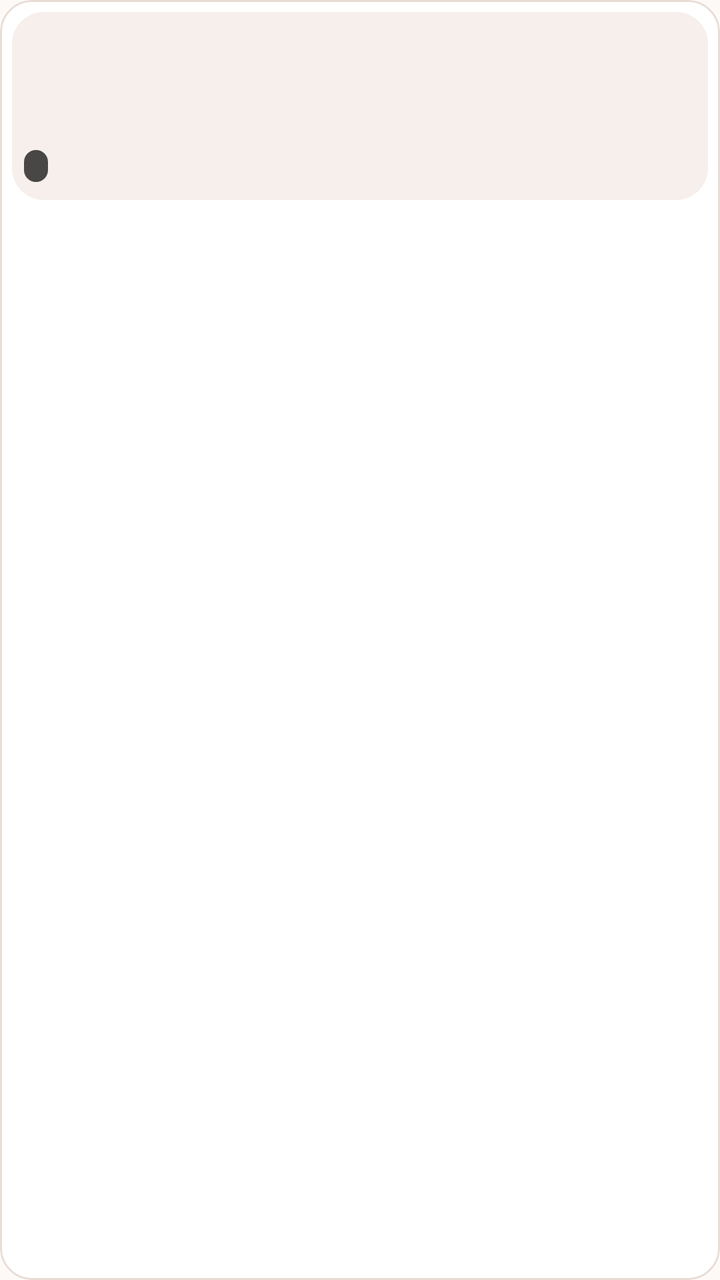
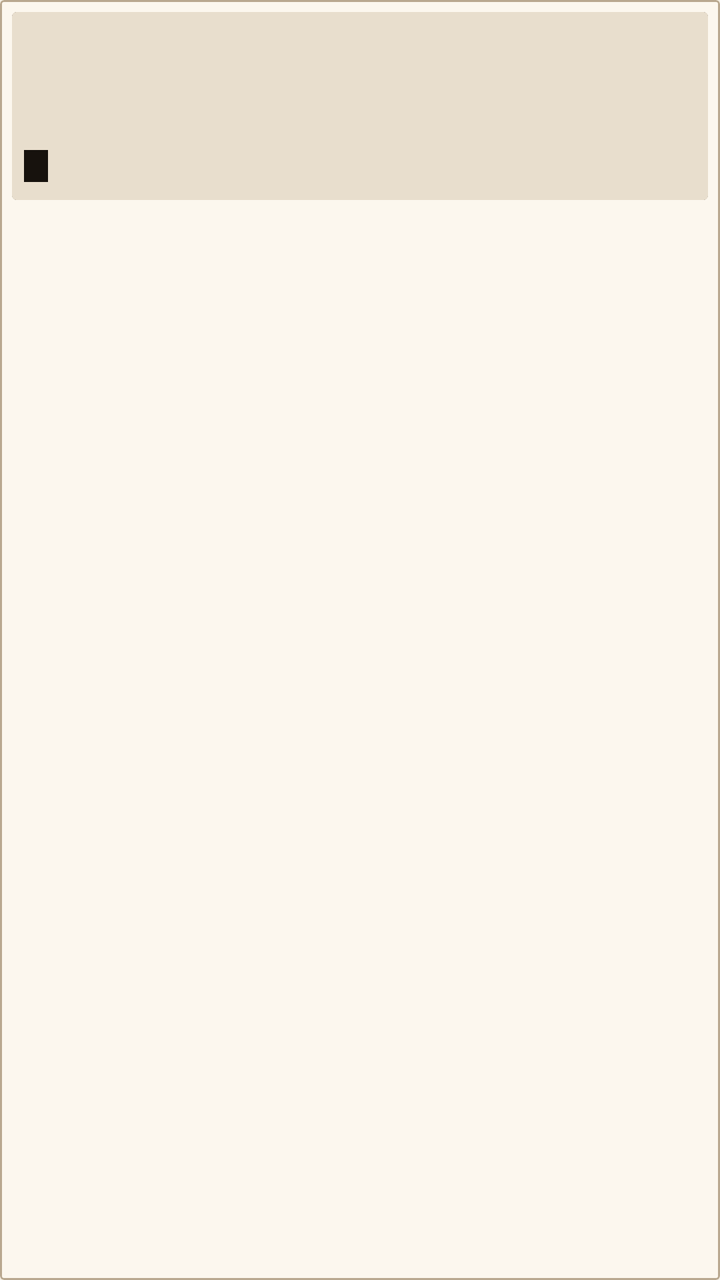

An Android layout rendered at two revisions. The XML below is the earlier revision; the diff shows what the commit changed to produce the second picture.
<!-- AndroidManifest.xml: application theme Theme.BiliDiy -->
<!-- res/layout/item_history.xml -->
<?xml version="1.0" encoding="utf-8"?>
<com.google.android.material.card.MaterialCardView xmlns:android="http://schemas.android.com/apk/res/android"
    xmlns:app="http://schemas.android.com/apk/res-auto"
    style="@style/Widget.BiliDiy.Card"
    android:layout_width="168dp"
    android:layout_height="wrap_content"
    android:layout_marginEnd="10dp"
    android:layout_marginBottom="2dp"
    android:clickable="true"
    android:focusable="true"
    app:cardCornerRadius="16dp"
    app:rippleColor="@color/pinkLight">

    <LinearLayout
        android:layout_width="match_parent"
        android:layout_height="wrap_content"
        android:orientation="vertical"
        android:padding="6dp">

        <FrameLayout
            android:layout_width="match_parent"
            android:layout_height="94dp"
            android:background="@drawable/bg_cover_frame"
            android:clipToOutline="true">

            <com.google.android.material.imageview.ShapeableImageView
                android:id="@+id/ivCover"
                android:layout_width="match_parent"
                android:layout_height="match_parent"
                android:background="@color/surfaceDeep"
                android:contentDescription="@null"
                android:scaleType="centerCrop"
                app:shapeAppearanceOverlay="@style/RoundedCoverSmall" />

            <TextView
                android:id="@+id/tvPos"
                android:layout_width="wrap_content"
                android:layout_height="wrap_content"
                android:layout_gravity="bottom|start"
                android:layout_marginStart="6dp"
                android:layout_marginBottom="9dp"
                android:background="@drawable/bg_badge"
                android:ellipsize="end"
                android:maxLines="1"
                android:paddingStart="6dp"
                android:paddingTop="2dp"
                android:paddingEnd="6dp"
                android:paddingBottom="2dp"
                android:textColor="#FFFFFF"
                android:textSize="8.5sp" />

            <ProgressBar
                android:id="@+id/pbProgress"
                style="?android:attr/progressBarStyleHorizontal"
                android:layout_width="match_parent"
                android:layout_height="3dp"
                android:layout_gravity="bottom"
                android:max="100"
                android:progressDrawable="@drawable/progress_history"
                android:visibility="gone" />
        </FrameLayout>

        <TextView
            android:id="@+id/tvTitle"
            android:layout_width="match_parent"
            android:layout_height="wrap_content"
            android:layout_marginStart="4dp"
            android:layout_marginTop="8dp"
            android:layout_marginEnd="4dp"
            android:layout_marginBottom="4dp"
            android:ellipsize="end"
            android:lineSpacingExtra="2dp"
            android:maxLines="2"
            android:minLines="2"
            android:textColor="@color/textMain"
            android:textSize="12.5sp"
            android:textStyle="bold" />
    </LinearLayout>
</com.google.android.material.card.MaterialCardView>
<!-- resources referenced by this layout -->
<resources>
  <color name="pinkLight">@color/primaryContainer</color>
  <color name="surfaceDeep">@color/surfaceContainer</color>
  <color name="textMain">#241F1D</color>
  <!-- drawable bg_badge (drawable) -->
  <?xml version="1.0" encoding="utf-8"?>
  <shape xmlns:android="http://schemas.android.com/apk/res/android" android:shape="rectangle">
      <solid android:color="@color/badge" />
      <corners android:radius="8dp" />
  </shape>
  <!-- drawable bg_cover_frame (drawable) -->
  <?xml version="1.0" encoding="utf-8"?>
  <shape xmlns:android="http://schemas.android.com/apk/res/android" android:shape="rectangle">
      <solid android:color="@color/surfaceDeep" />
      <corners android:radius="16dp" />
  </shape>
  <!-- drawable progress_history (drawable) -->
  <?xml version="1.0" encoding="utf-8"?>
  <layer-list xmlns:android="http://schemas.android.com/apk/res/android">
      <item android:id="@android:id/background">
          <shape>
              <solid android:color="#33FFFFFF" />
              <corners android:radius="2dp" />
          </shape>
      </item>
      <item android:id="@android:id/progress">
          <clip>
              <shape>
                  <solid android:color="@color/pink" />
                  <corners android:radius="2dp" />
              </shape>
          </clip>
      </item>
  </layer-list>
  <style name="RoundedCoverSmall">
          <item name="cornerFamily">rounded</item>
          <item name="cornerSize">10dp</item>
      </style>
  <style name="Widget.BiliDiy.Card">
          <item name="cardBackgroundColor">@color/surface</item>
          <item name="cardCornerRadius">@dimen/radius_md</item>
          <item name="cardElevation">0dp</item>
          <item name="strokeWidth">@dimen/card_stroke</item>
          <item name="strokeColor">@color/line</item>
      </style>
  <color name="primaryContainer">#FBE4EB</color>
  <color name="surfaceContainer">#F6EFEC</color>
  <color name="badge">#B3000000</color>
  <color name="pink">@color/primary</color>
  <color name="surface">#FFFFFF</color>
  <dimen name="radius_md">16dp</dimen>
  <dimen name="card_stroke">1dp</dimen>
  <color name="line">#E8DCD6</color>
  <color name="primary">#C0265C</color>
  <color name="onPrimary">#FFFFFF</color>
  <color name="onPrimaryContainer">#8A1A44</color>
  <color name="peach">#8A6A12</color>
  <color name="ok">#2E7D48</color>
  <color name="textSecondary">#6B5D58</color>
  <color name="surfaceContainerHigh">#EFE5E1</color>
  <color name="bad">#C0392B</color>
  <color name="bg">#FDF9F7</color>
  <!-- unchanged entries left out for length: 1 -->
</resources>

<!-- the commit's change to res/layout/item_history.xml (unified diff, before → after) -->
@@ -8,7 +8,7 @@
     android:layout_marginBottom="2dp"
     android:clickable="true"
     android:focusable="true"
-    app:cardCornerRadius="16dp"
+    app:cardCornerRadius="2dp"
     app:rippleColor="@color/pinkLight">
 
     <LinearLayout
<!-- resource entries referenced after the edit -->
@@ -2,18 +2,19 @@
 <resources>
   <color name="pinkLight">@color/primaryContainer</color>
   <color name="surfaceDeep">@color/surfaceContainer</color>
-  <color name="textMain">#241F1D</color>
+  <color name="textMain">#17120D</color>
   <!-- drawable bg_badge (drawable) -->
   <?xml version="1.0" encoding="utf-8"?>
   <shape xmlns:android="http://schemas.android.com/apk/res/android" android:shape="rectangle">
       <solid android:color="@color/badge" />
-      <corners android:radius="8dp" />
+      <corners android:radius="0dp" />
   </shape>
   <!-- drawable bg_cover_frame (drawable) -->
   <?xml version="1.0" encoding="utf-8"?>
   <shape xmlns:android="http://schemas.android.com/apk/res/android" android:shape="rectangle">
-      <solid android:color="@color/surfaceDeep" />
-      <corners android:radius="16dp" />
+      <solid android:color="@color/surfaceContainer" />
+      <stroke android:width="1dp" android:color="@color/textMain" />
+      <corners android:radius="2dp" />
   </shape>
   <!-- drawable progress_history (drawable) -->
   <?xml version="1.0" encoding="utf-8"?>
@@ -35,32 +36,31 @@
   </layer-list>
   <style name="RoundedCoverSmall">
           <item name="cornerFamily">rounded</item>
-          <item name="cornerSize">10dp</item>
+          <item name="cornerSize">2dp</item>
       </style>
   <style name="Widget.BiliDiy.Card">
           <item name="cardBackgroundColor">@color/surface</item>
-          <item name="cardCornerRadius">@dimen/radius_md</item>
+          <item name="cardCornerRadius">2dp</item>
           <item name="cardElevation">0dp</item>
           <item name="strokeWidth">@dimen/card_stroke</item>
           <item name="strokeColor">@color/line</item>
       </style>
-  <color name="primaryContainer">#FBE4EB</color>
-  <color name="surfaceContainer">#F6EFEC</color>
-  <color name="badge">#B3000000</color>
+  <color name="primaryContainer">#F5D6DD</color>
+  <color name="surfaceContainer">#E8DECD</color>
+  <color name="badge">#17120D</color>
   <color name="pink">@color/primary</color>
-  <color name="surface">#FFFFFF</color>
-  <dimen name="radius_md">16dp</dimen>
+  <color name="surface">#FCF7EE</color>
   <dimen name="card_stroke">1dp</dimen>
-  <color name="line">#E8DCD6</color>
-  <color name="primary">#C0265C</color>
-  <color name="onPrimary">#FFFFFF</color>
-  <color name="onPrimaryContainer">#8A1A44</color>
-  <color name="peach">#8A6A12</color>
-  <color name="ok">#2E7D48</color>
-  <color name="textSecondary">#6B5D58</color>
-  <color name="surfaceContainerHigh">#EFE5E1</color>
-  <color name="bad">#C0392B</color>
-  <color name="bg">#FDF9F7</color>
+  <color name="line">#B9A88F</color>
+  <color name="primary">#9C1B3B</color>
+  <color name="onPrimary">#FFF8EE</color>
+  <color name="onPrimaryContainer">#6B0F27</color>
+  <color name="peach">#8A5A00</color>
+  <color name="ok">#2E6B49</color>
+  <color name="textSecondary">#574C3F</color>
+  <color name="surfaceContainerHigh">#DCD0BC</color>
+  <color name="bad">#A2261D</color>
+  <color name="bg">#F5EFE3</color>
   <!-- unchanged entries left out for length: 1 -->
 </resources>
 
